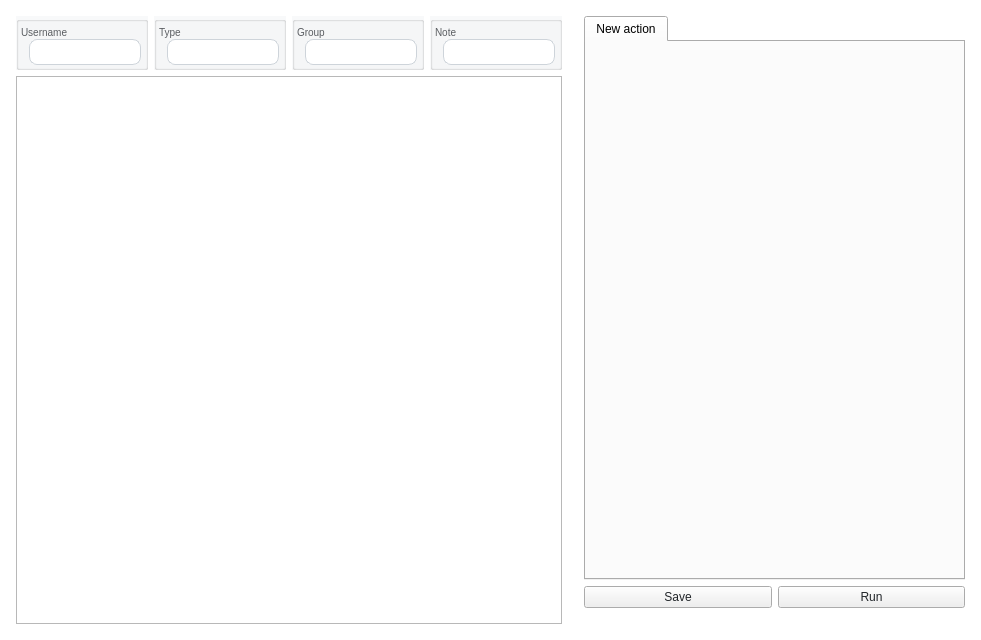
Before: the Qt Designer form ui/page_robot.ui in dinhbinhnguyen0105/python.my-manager.v2, drawn with Qt 5.
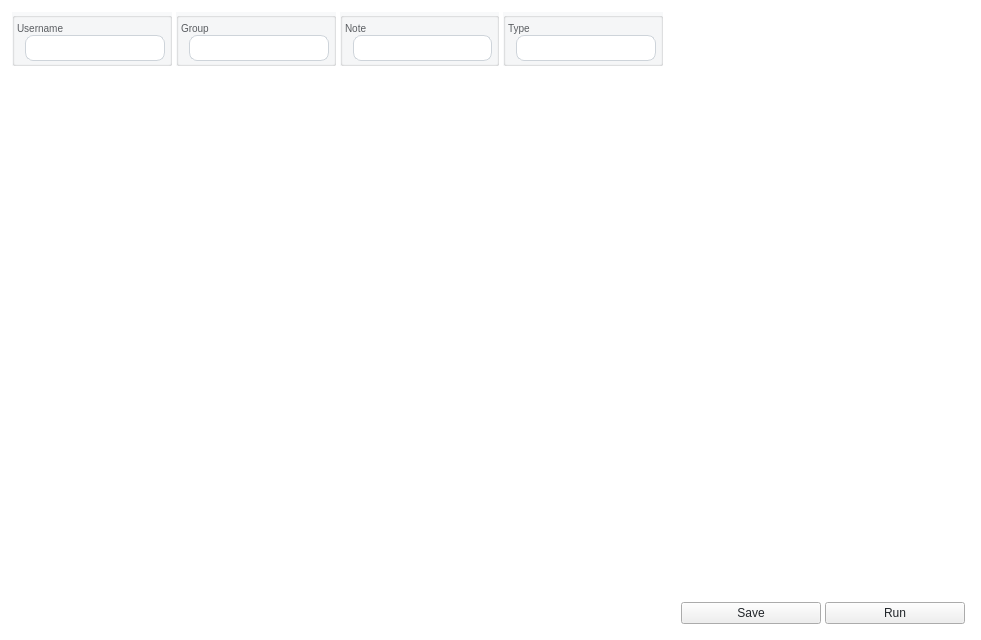
After: the same form once the commit is applied.

What changed in the file:
```diff
--- a/ui/page_robot.ui
+++ b/ui/page_robot.ui
@@ -76,30 +76,45 @@
       <number>0</number>
      </property>
      <item>
-      <widget class="QWidget" name="user_container" native="true">
-       <layout class="QHBoxLayout" name="horizontalLayout">
-        <property name="leftMargin">
-         <number>8</number>
-        </property>
-        <property name="topMargin">
-         <number>8</number>
-        </property>
-        <property name="rightMargin">
-         <number>8</number>
-        </property>
-        <property name="bottomMargin">
-         <number>8</number>
-        </property>
-        <item>
-         <layout class="QVBoxLayout" name="user_layout">
-          <property name="bottomMargin">
+      <layout class="QVBoxLayout" name="display_container">
+       <property name="spacing">
+        <number>4</number>
+       </property>
+       <item>
+        <widget class="QWidget" name="filter_container" native="true">
+         <layout class="QHBoxLayout" name="horizontalLayout_6">
+          <property name="spacing">
            <number>0</number>
           </property>
+          <property name="leftMargin">
+           <number>4</number>
+          </property>
+          <property name="topMargin">
+           <number>4</number>
+          </property>
+          <property name="rightMargin">
+           <number>4</number>
+          </property>
+          <property name="bottomMargin">
+           <number>4</number>
+          </property>
           <item>
-           <layout class="QHBoxLayout" name="filter_layout">
+           <layout class="QHBoxLayout" name="horizontalLayout_7">
+            <property name="spacing">
+             <number>4</number>
+            </property>
+            <property name="leftMargin">
+             <number>0</number>
+            </property>
+            <property name="topMargin">
+             <number>0</number>
+            </property>
             <property name="rightMargin">
              <number>0</number>
             </property>
+            <property name="bottomMargin">
+             <number>0</number>
+            </property>
             <item>
              <widget class="QGroupBox" name="username_container">
               <property name="title">
@@ -171,51 +186,7 @@
                   <number>0</number>
                  </property>
                  <item>
-                  <widget class="QLabel" name="type_label">
-                   <property name="styleSheet">
-                    <string notr="true">font-size: 10px</string>
-                   </property>
-                   <property name="text">
-                    <string>Type</string>
-                   </property>
-                  </widget>
-                 </item>
-                 <item>
-                  <widget class="QLineEdit" name="type_input"/>
-                 </item>
-                </layout>
-               </item>
-              </layout>
-             </widget>
-            </item>
-            <item>
-             <widget class="QGroupBox" name="group_container">
-              <property name="title">
-               <string/>
-              </property>
-              <layout class="QVBoxLayout" name="verticalLayout_13">
-               <property name="spacing">
-                <number>4</number>
-               </property>
-               <property name="leftMargin">
-                <number>2</number>
-               </property>
-               <property name="topMargin">
-                <number>4</number>
-               </property>
-               <property name="rightMargin">
-                <number>4</number>
-               </property>
-               <property name="bottomMargin">
-                <number>2</number>
-               </property>
-               <item>
-                <layout class="QVBoxLayout" name="verticalLayout_14">
-                 <property name="spacing">
-                  <number>0</number>
-                 </property>
-                 <item>
-                  <widget class="QLabel" name="group_label">
+                  <widget class="QLabel" name="group_label_2">
                    <property name="styleSheet">
                     <string notr="true">font-size: 10px</string>
                    </property>
@@ -225,7 +196,7 @@
                   </widget>
                  </item>
                  <item>
-                  <widget class="QLineEdit" name="group_input"/>
+                  <widget class="QLineEdit" name="group_input_2"/>
                  </item>
                 </layout>
                </item>
@@ -269,7 +240,51 @@
                   </widget>
                  </item>
                  <item>
-                  <widget class="QLineEdit" name="note_input"/>
+                  <widget class="QLineEdit" name="note_input_2"/>
+                 </item>
+                </layout>
+               </item>
+              </layout>
+             </widget>
+            </item>
+            <item>
+             <widget class="QGroupBox" name="type_container_2">
+              <property name="title">
+               <string/>
+              </property>
+              <layout class="QVBoxLayout" name="verticalLayout_27">
+               <property name="spacing">
+                <number>4</number>
+               </property>
+               <property name="leftMargin">
+                <number>2</number>
+               </property>
+               <property name="topMargin">
+                <number>4</number>
+               </property>
+               <property name="rightMargin">
+                <number>4</number>
+               </property>
+               <property name="bottomMargin">
+                <number>2</number>
+               </property>
+               <item>
+                <layout class="QVBoxLayout" name="verticalLayout_28">
+                 <property name="spacing">
+                  <number>0</number>
+                 </property>
+                 <item>
+                  <widget class="QLabel" name="type_label_2">
+                   <property name="styleSheet">
+                    <string notr="true">font-size: 10px</string>
+                   </property>
+                   <property name="text">
+                    <string>Type</string>
+                   </property>
+                  </widget>
+                 </item>
+                 <item>
+                  <widget class="QLineEdit" name="type_input_2"/>
                  </item>
                 </layout>
                </item>
@@ -278,17 +293,58 @@
             </item>
            </layout>
           </item>
+         </layout>
+        </widget>
+       </item>
+       <item>
+        <widget class="QWidget" name="robot_table_container" native="true">
+         <layout class="QHBoxLayout" name="horizontalLayout_8">
+          <property name="spacing">
+           <number>4</number>
+          </property>
+          <property name="leftMargin">
+           <number>0</number>
+          </property>
+          <property name="topMargin">
+           <number>0</number>
+          </property>
+          <property name="rightMargin">
+           <number>0</number>
+          </property>
+          <property name="bottomMargin">
+           <number>0</number>
+          </property>
           <item>
-           <widget class="QTableView" name="users_table"/>
+           <layout class="QVBoxLayout" name="verticalLayout">
+            <item>
+             <spacer name="robot_table_hover">
+              <property name="orientation">
+               <enum>Qt::Orientation::Vertical</enum>
+              </property>
+              <property name="sizeHint" stdset="0">
+               <size>
+                <width>20</width>
+                <height>40</height>
+               </size>
+              </property>
+             </spacer>
+            </item>
+           </layout>
           </item>
          </layout>
-        </item>
-       </layout>
-      </widget>
+        </widget>
+       </item>
+      </layout>
      </item>
      <item>
       <widget class="QWidget" name="actions_container" native="true">
-       <layout class="QVBoxLayout" name="verticalLayout_2">
+       <property name="minimumSize">
+        <size>
+         <width>300</width>
+         <height>0</height>
+        </size>
+       </property>
+       <layout class="QVBoxLayout" name="verticalLayout_3">
         <property name="leftMargin">
          <number>8</number>
         </property>
@@ -302,18 +358,25 @@
          <number>8</number>
         </property>
         <item>
-         <layout class="QVBoxLayout" name="actions_container_layout">
+         <layout class="QVBoxLayout" name="actions_container_layout_2">
+          <property name="spacing">
+           <number>4</number>
+          </property>
           <property name="bottomMargin">
-           <number>16</number>
+           <number>0</number>
           </property>
           <item>
-           <widget class="QTabWidget" name="tabWidget">
-            <widget class="QWidget" name="new_action">
-             <attribute name="title">
-              <string>New action</string>
-             </attribute>
-            </widget>
-           </widget>
+           <spacer name="verticalSpacer">
+            <property name="orientation">
+             <enum>Qt::Orientation::Vertical</enum>
+            </property>
+            <property name="sizeHint" stdset="0">
+             <size>
+              <width>20</width>
+              <height>40</height>
+             </size>
+            </property>
+           </spacer>
           </item>
           <item>
            <layout class="QHBoxLayout" name="horizontalLayout_3">
```
Left out of the diff: 30 changed lines with no effect on the pictures.
